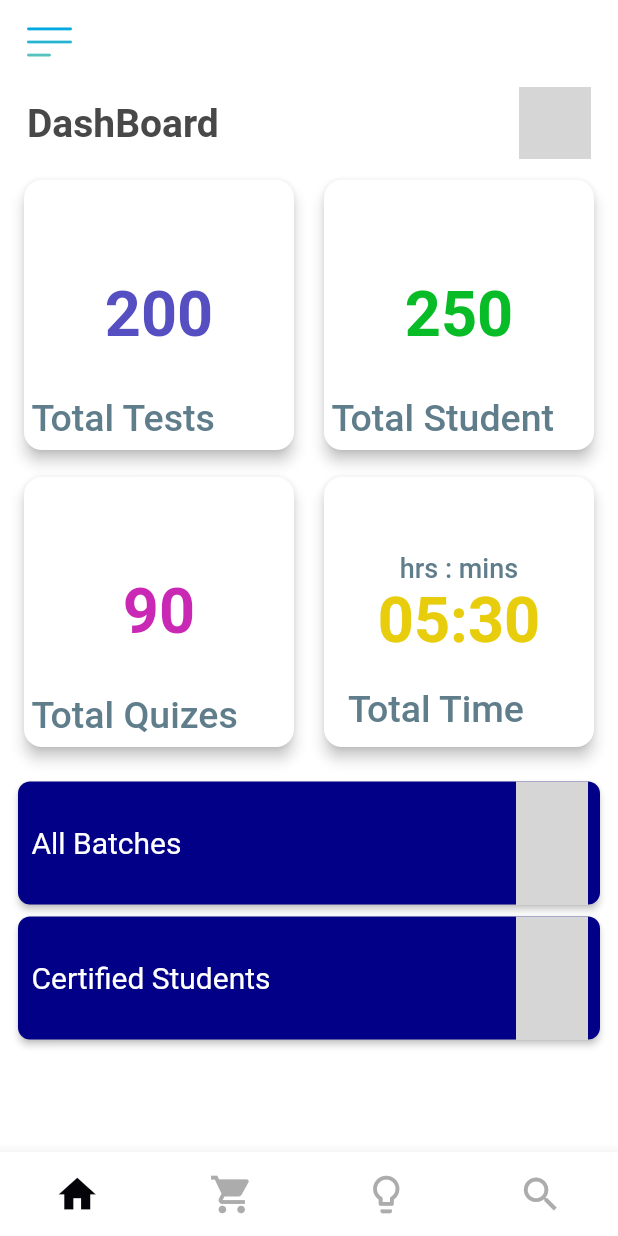
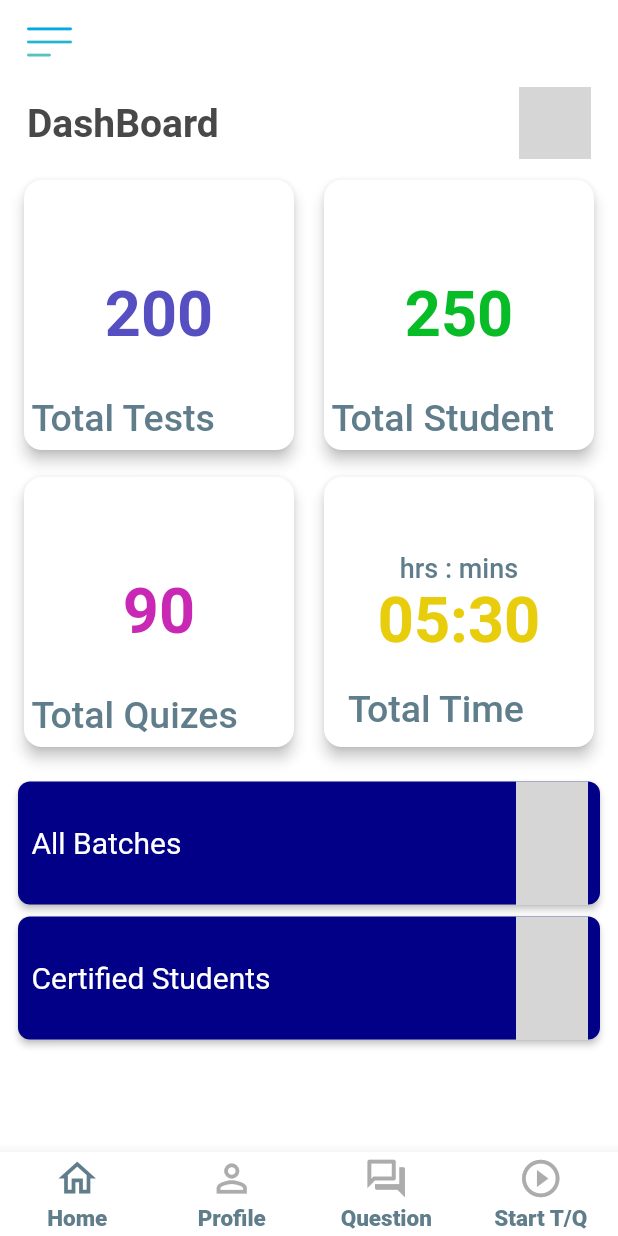
Before and after one commit to Pavel401/quiz_ui, a Flutter app: the screen it shows after launch, on a phone screen of 412 x 824 dp. Run offline on Flutter 3.47's test engine with Material 2 defaults, Android fonts, the phone set to English and light mode, and no system bars; drawn by our look-alikes of custom_navigation_bar; our stand-ins replace hexcolor; missing offline and left inert: flutter_awesome_buttons; grey boxes are pictures that could not be loaded.

Commit message:
added font

```diff
--- a/lib/main.dart
+++ b/lib/main.dart
@@ -4,6 +4,7 @@ import 'package:quiz_ui/colors.dart';
 import 'package:quiz_ui/views/bottom.dart';
 import 'package:custom_navigation_bar/custom_navigation_bar.dart';
 
+int _currentIndex = 0;
 void main() {
   SystemChrome.setSystemUIOverlayStyle(SystemUiOverlayStyle(
     statusBarColor: Colors.white,
@@ -43,7 +44,6 @@ class MyHomePage extends StatefulWidget {
 class _MyHomePageState extends State<MyHomePage> {
   @override
   Widget build(BuildContext context) {
-    var _currentIndex = 0;
     return Scaffold(
       appBar: AppBar(
         elevation: 0,
@@ -63,23 +63,43 @@ class _MyHomePageState extends State<MyHomePage> {
       ),
       bottomNavigationBar: CustomNavigationBar(
         iconSize: 30.0,
-        selectedColor: Color(0xff040307),
-        bubbleCurve:Curves.linear,
+        elevation: 8,
+        selectedColor: textcolor,
         strokeColor: Colors.blue,
         unSelectedColor: Color(0xffacacac),
         backgroundColor: Colors.white,
         items: [
           CustomNavigationBarItem(
-            icon: Icon(Icons.home),
+            title: Text(
+              "Home",
+              style: TextStyle(
+                  fontSize: 15, fontWeight: FontWeight.w800, color: textcolor),
+            ),
+            icon: Icon(Icons.home_outlined),
           ),
           CustomNavigationBarItem(
-            icon: Icon(Icons.shopping_cart),
+            title: Text(
+              "Profile",
+              style: TextStyle(
+                  fontSize: 15, fontWeight: FontWeight.w800, color: textcolor),
+            ),
+            icon: Icon(Icons.person_outline),
           ),
           CustomNavigationBarItem(
-            icon: Icon(Icons.lightbulb_outline),
+            title: Text(
+              "Question",
+              style: TextStyle(
+                  fontSize: 15, fontWeight: FontWeight.w800, color: textcolor),
+            ),
+            icon: Icon(Icons.question_answer_outlined),
           ),
           CustomNavigationBarItem(
-            icon: Icon(Icons.search),
+            title: Text(
+              "Start T/Q",
+              style: TextStyle(
+                  fontSize: 15, fontWeight: FontWeight.w800, color: textcolor),
+            ),
+            icon: Icon(Icons.play_circle_outline),
           ),
         ],
         currentIndex: _currentIndex,
--- a/pubspec.yaml
+++ b/pubspec.yaml
@@ -56,6 +56,11 @@ dev_dependencies:
 flutter:
   assets:
     - assets/icons/
+  fonts:
+    - family: Open Sans
+      fonts:
+        - asset: assets/fonts/OpenSans-SemiBold.ttf
+          weight: 700
 
   # The following line ensures that the Material Icons font is
   # included with your application, so that you can use the icons in
```
Also changed, not shown: assets/fonts/OpenSans-SemiBold.ttf (added).
